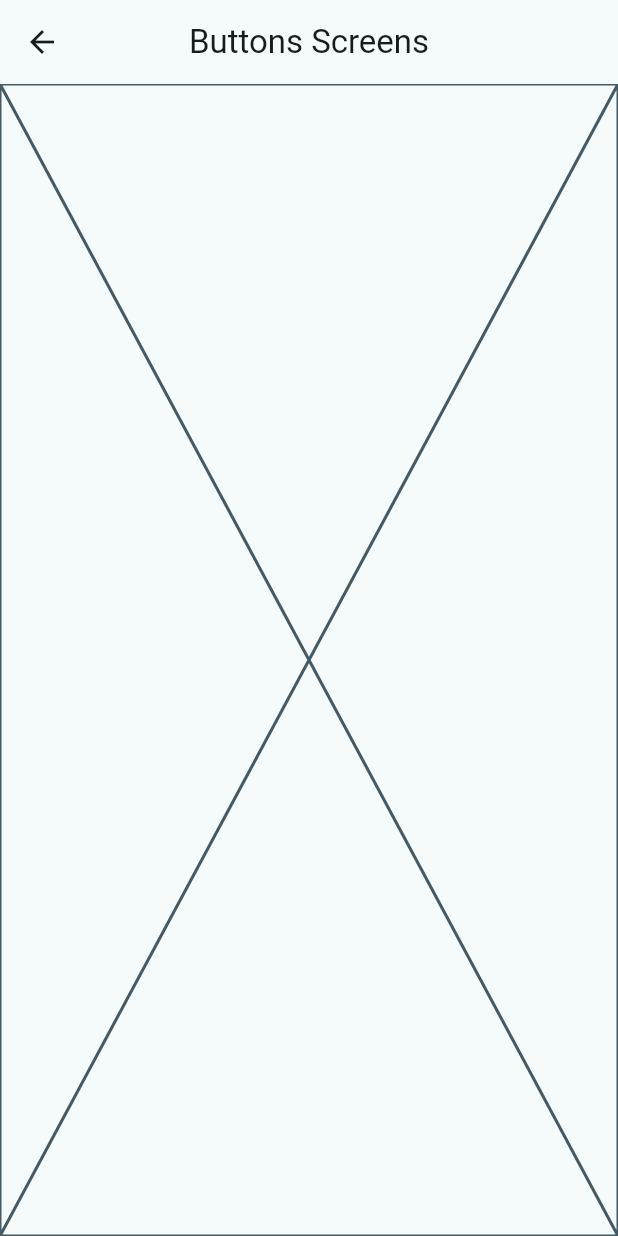
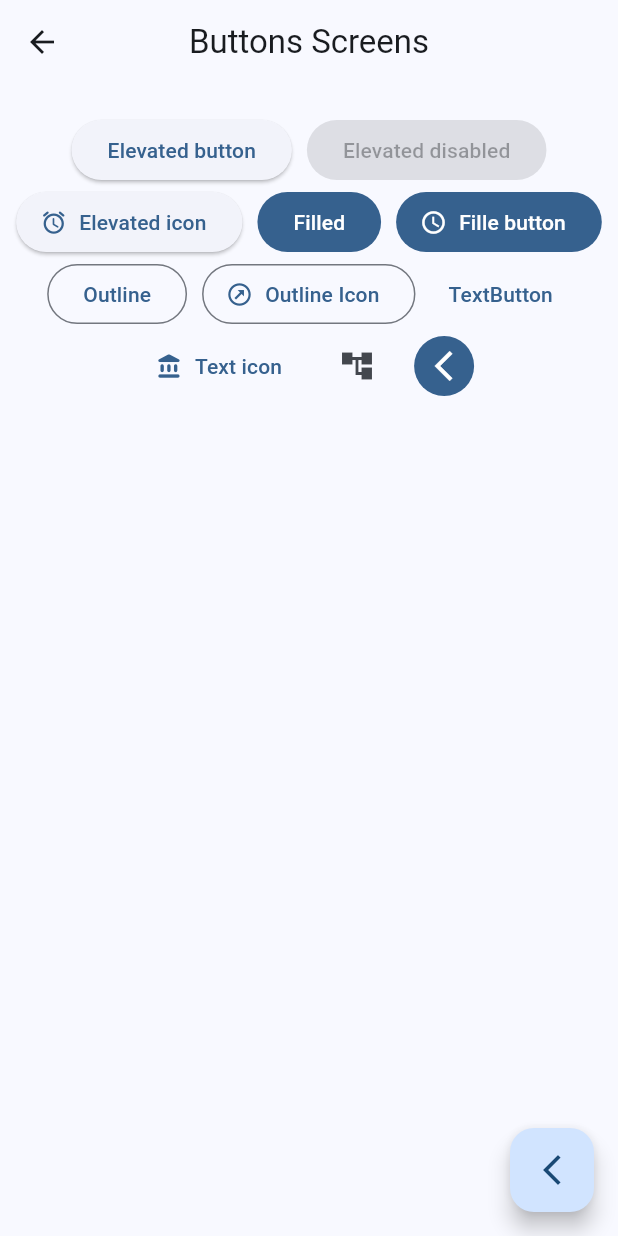
Before and after one commit to joelGabriel7/flutter-widget-app, a Flutter app: the screen it shows after launch, after a tap on "Botones", on a phone screen of 412 x 824 dp. Run offline on Flutter 3.47's test engine with Material 3 defaults, Android fonts, the phone set to English and light mode, and no system bars; our stand-ins replace go_router.

Commit message:
Conociendo botones de material 3

```diff
--- a/lib/config/theme/app_theme.dart
+++ b/lib/config/theme/app_theme.dart
@@ -4,9 +4,9 @@ const colorList = <Color>[
 
  Colors.red,
  Colors.blue,
+ Color(0x79FFFFFF),
  Colors.pink,
  Colors.purple,
-  Colors.white,
  ];
 
 class AppTheme {
--- a/lib/main.dart
+++ b/lib/main.dart
@@ -14,7 +14,7 @@ class MainApp extends StatelessWidget {
     return MaterialApp.router(
       routerConfig: appRouter,
       debugShowCheckedModeBanner:false ,
-      theme: AppTheme(selectedColor: 4).getTheme(),
+      theme: AppTheme(selectedColor: 1).getTheme(),
     );
   }
 }
--- a/lib/presentations/screens/buttons/buttons_screen.dart
+++ b/lib/presentations/screens/buttons/buttons_screen.dart
@@ -1,7 +1,7 @@
 import 'package:flutter/material.dart';
+import 'package:go_router/go_router.dart';
 
 class ButtonScreens extends StatelessWidget {
-
   static const name = 'buttons_screen';
   const ButtonScreens({super.key});
 
@@ -11,7 +11,61 @@ class ButtonScreens extends StatelessWidget {
       appBar: AppBar(
         title: const Text("Buttons Screens"),
       ),
-      body: const Placeholder(),
+      body: _ButtonsView(),
+      floatingActionButton: FloatingActionButton(
+          child: const Icon(Icons.arrow_back_ios_new_outlined),
+          onPressed: () {
+            context.pop();
+          }),
     );
   }
 }
+
+class _ButtonsView extends StatelessWidget {
+
+  @override
+  Widget build(BuildContext context) {
+
+  final colors = Theme.of(context).colorScheme;
+
+    return SizedBox(
+      width: double.infinity,
+      child: Padding(
+        padding: const EdgeInsets.symmetric(horizontal: 10, vertical: 20),
+        child: Wrap(
+          spacing: 10,
+          alignment: WrapAlignment.center,
+          children: [
+            ElevatedButton(onPressed: () {}, child:  const Text('Elevated button')),
+            const ElevatedButton(onPressed: null, child:  Text('Elevated disabled')),
+            ElevatedButton.icon(
+              onPressed: () {},
+              icon: const Icon(Icons.access_alarm_rounded),
+              label: const Text('Elevated icon')
+            ),
+            FilledButton(onPressed: () {}, child: const Text('Filled')),
+            FilledButton.icon(onPressed: () {}, icon: const Icon(Icons.access_time), label: const Text('Fille button')),
+
+            OutlinedButton(onPressed: () {}, child: const Text('Outline')),
+            OutlinedButton.icon(onPressed: (){}, icon: const Icon(Icons.outbond_outlined), label:const Text('Outline Icon')),
+
+            TextButton(onPressed: (){}, child: const Text('TextButton')),
+            TextButton.icon(onPressed: (){}, icon: const Icon(Icons.account_balance_rounded), label: const Text('Text icon')),
+
+            IconButton(onPressed: (){}, icon: const Icon(Icons.account_tree_sharp)),
+            IconButton(
+              onPressed: (){},
+              icon: const Icon(Icons.arrow_back_ios_sharp),
+              style: ButtonStyle(
+                backgroundColor: MaterialStatePropertyAll(colors.primary),
+                iconColor: const MaterialStatePropertyAll(Colors.white)
+
+              ),
+            )
+          ],
+        ),
+
+      ),
+    );
+  }
+}
```
